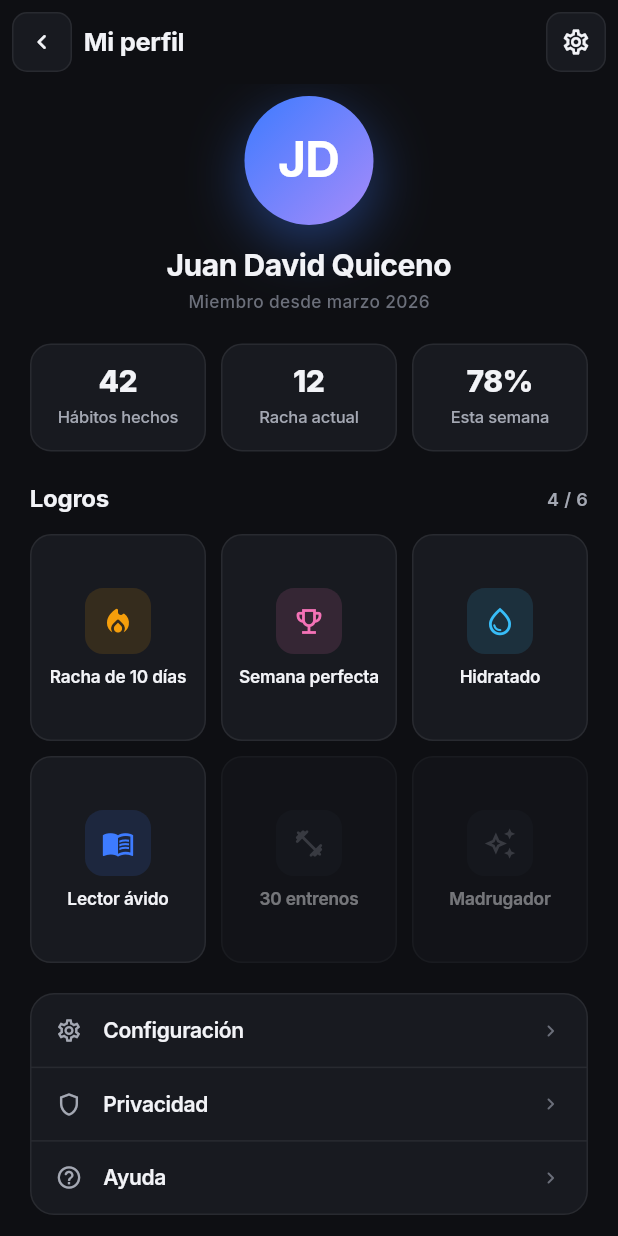
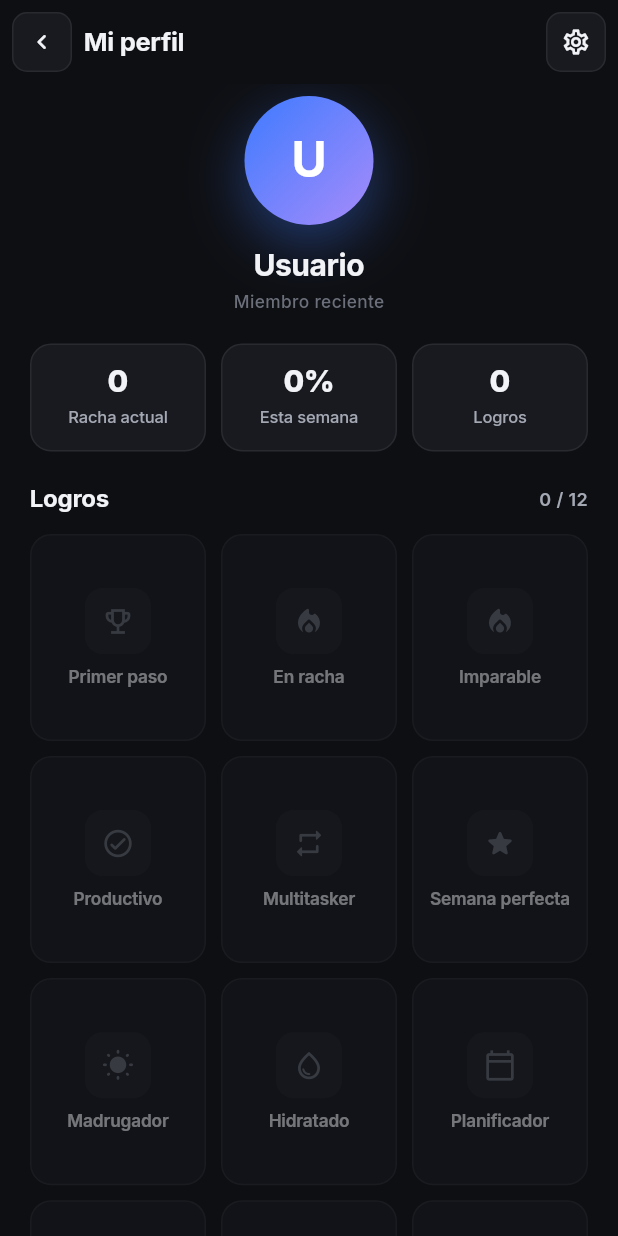
Before and after one commit to omarhernandezrey/dayflow, a Flutter app: the ProfileScreen screen opened directly, on a phone screen of 412 x 824 dp. Run offline on Flutter 3.47's test engine with Material 3 defaults, Android fonts, the phone set to English and light mode, and no system bars; our stand-ins replace confetti, csv, dartz, equatable, fl_chart, flutter_animate and 11 more; missing offline and left inert: extension_google_sign_in_as_googleapis_auth, googleapis, home_widget, local_auth_android, local_auth_darwin; accounts and stored records are empty.

Commit message:
fix: profile_screen usa datos reales en vez de datos mock
- StatelessWidget → ConsumerWidget para acceder a providers
- Nombre, iniciales y fecha de registro desde authStateProvider con select()
- Racha diaria desde globalStreakProvider
- Porcentaje semanal desde weeklyStatsProvider
- Logros desde achievementsProvider con iconos dinámicos por key
- Eliminado _Achievement hardcodeado y datos falsos (JD, Juan David, 42, 12, 78%)
- Agregado mapeo _achievementIcon consistente con achievements_screen

```diff
--- a/lib/features/more/profile_screen.dart
+++ b/lib/features/more/profile_screen.dart
@@ -1,27 +1,33 @@
 import 'package:flutter/material.dart';
+import 'package:flutter_riverpod/flutter_riverpod.dart';
+
 import '../../core/theme/app_colors.dart';
 import '../../core/theme/app_dimensions.dart';
 import '../../core/theme/app_typography.dart';
+import '../../domain/entities/achievement.dart';
+import '../../domain/entities/weekly_stats.dart';
+import '../../presentation/providers/achievements_provider.dart';
+import '../../presentation/providers/auth_provider.dart';
+import '../../presentation/providers/habits_provider.dart';
+import '../../presentation/providers/stats_provider.dart';
 import '../../shared/widgets/df_app_bar.dart';
 
-class ProfileScreen extends StatelessWidget {
+class ProfileScreen extends ConsumerWidget {
   const ProfileScreen({super.key});
 
-  static const _achievements = [
-    _Achievement(Icons.local_fire_department_rounded, 'Racha de 10 días', AppColors.catPersonal, true),
-    _Achievement(Icons.emoji_events_outlined, 'Semana perfecta', Color(0xFFF472B6), true),
-    _Achievement(Icons.water_drop_outlined, 'Hidratado', Color(0xFF38BDF8), true),
-    _Achievement(Icons.menu_book_outlined, 'Lector ávido', AppColors.catAcademic, true),
-    _Achievement(Icons.fitness_center_rounded, '30 entrenos', AppColors.catHealth, false),
-    _Achievement(Icons.auto_awesome_outlined, 'Madrugador', Color(0xFFFBBF24), false),
-  ];
+  @override
+  Widget build(BuildContext context, WidgetRef ref) {
+    final userName = ref.watch(authStateProvider.select((v) => v.valueOrNull?.name ?? 'Usuario'));
+    final userInitials = ref.watch(authStateProvider.select((v) => v.valueOrNull?.initials ?? 'U'));
+    final createdAt = ref.watch(authStateProvider.select((v) => v.valueOrNull?.createdAt));
 
-  @override
-  Widget build(BuildContext context) {
+    final streakAsync = ref.watch(globalStreakProvider);
+    final weeklyStatsAsync = ref.watch(weeklyStatsProvider);
+    final achievementsAsync = ref.watch(achievementsProvider);
+
     return Scaffold(
       backgroundColor: AppColors.bg,
-      appBar: const DFAppBar(
-          title: 'Mi perfil', showBack: true, showSettings: true),
+      appBar: const DFAppBar(title: 'Mi perfil', showBack: true, showSettings: true),
       body: ListView(
         padding: const EdgeInsets.fromLTRB(
           AppDimensions.s5,
@@ -30,7 +36,6 @@ class ProfileScreen extends StatelessWidget {
           AppDimensions.s6,
         ),
         children: [
-          // Avatar
           Center(
             child: Column(
               children: [
@@ -53,7 +58,7 @@ class ProfileScreen extends StatelessWidget {
                     ],
                   ),
                   alignment: Alignment.center,
-                  child: Text('JD',
+                  child: Text(userInitials,
                       style: AppTypography.inter(
                         fontSize: 32,
                         fontWeight: FontWeight.w700,
@@ -62,14 +67,15 @@ class ProfileScreen extends StatelessWidget {
                       )),
                 ),
                 const SizedBox(height: AppDimensions.s3),
-                Text('Juan David Quiceno',
+                Text(userName,
                     style: AppTypography.inter(
                       fontSize: 20,
                       fontWeight: FontWeight.w700,
                       letterSpacing: -0.3,
                     )),
                 const SizedBox(height: 2),
-                Text('Miembro desde marzo 2026',
+                Text(
+                    createdAt != null ? 'Miembro desde ${_formatMemberSince(createdAt)}' : 'Miembro reciente',
                     style: AppTypography.caption),
               ],
             ),
@@ -77,20 +83,34 @@ class ProfileScreen extends StatelessWidget {
 
           const SizedBox(height: AppDimensions.s5),
 
-          // Stats strip
           Row(
-            children: const [
-              _StatTile('42', 'Hábitos hechos'),
-              SizedBox(width: AppDimensions.s2 + 2),
-              _StatTile('12', 'Racha actual'),
-              SizedBox(width: AppDimensions.s2 + 2),
-              _StatTile('78%', 'Esta semana'),
+            children: [
+              _StatTile(
+                value: '${streakAsync.valueOrNull ?? 0}',
+                label: 'Racha actual',
+              ),
+              const SizedBox(width: AppDimensions.s2 + 2),
+              _StatTile(
+                value: _formatCompletion(weeklyStatsAsync.valueOrNull),
+                label: 'Esta semana',
+              ),
+              const SizedBox(width: AppDimensions.s2 + 2),
+              _StatTile(
+                value: '${achievementsAsync.valueOrNull?.where((a) => a.isUnlocked).length ?? 0}',
+                label: 'Logros',
+              ),
             ],
           ),
 
           const SizedBox(height: AppDimensions.s5),
 
-          // Achievements header
+          achievementsAsync.when(
+            loading: () => const SizedBox.shrink(),
+            error: (_, __) => const SizedBox.shrink(),
+            data: (achievements) {
+              final unlocked = achievements.where((a) => a.isUnlocked).length;
+              return Column(
+                children: [
                   Row(
                     children: [
                       Expanded(
@@ -101,7 +121,7 @@ class ProfileScreen extends StatelessWidget {
                               letterSpacing: -0.2,
                             )),
                       ),
-              Text('4 / 6',
+                      Text('$unlocked / ${achievements.length}',
                           style: AppTypography.inter(
                             fontSize: 12,
                             fontWeight: FontWeight.w600,
@@ -110,7 +130,6 @@ class ProfileScreen extends StatelessWidget {
                     ],
                   ),
                   const SizedBox(height: AppDimensions.s3),
-
                   GridView.count(
                     shrinkWrap: true,
                     physics: const NeverScrollableScrollPhysics(),
@@ -118,9 +137,9 @@ class ProfileScreen extends StatelessWidget {
                     crossAxisSpacing: AppDimensions.s2 + 2,
                     mainAxisSpacing: AppDimensions.s2 + 2,
                     childAspectRatio: 0.85,
-            children: _achievements.map((a) {
+                    children: achievements.map((a) {
                       return Opacity(
-                opacity: a.unlocked ? 1.0 : 0.45,
+                        opacity: a.isUnlocked ? 1.0 : 0.45,
                         child: Container(
                           padding: const EdgeInsets.symmetric(
                             vertical: AppDimensions.s4 - 2,
@@ -138,15 +157,15 @@ class ProfileScreen extends StatelessWidget {
                                 width: 44,
                                 height: 44,
                                 decoration: BoxDecoration(
-                          color: a.unlocked
-                              ? a.color.withAlpha(34)
+                                  color: a.isUnlocked
+                                      ? AppColors.catPersonal.withAlpha(34)
                                       : AppColors.surface2,
                                   borderRadius:
                                       BorderRadius.circular(AppDimensions.rSm + 2),
                                 ),
-                        child: Icon(a.icon,
+                                child: Icon(_achievementIcon(a.icon),
                                     size: 22,
-                            color: a.unlocked ? a.color : AppColors.textMute),
+                                    color: a.isUnlocked ? AppColors.catPersonal : AppColors.textMute),
                               ),
                               const SizedBox(height: AppDimensions.s2),
                               Text(a.title,
@@ -164,10 +183,13 @@ class ProfileScreen extends StatelessWidget {
                       );
                     }).toList(),
                   ),
+                ],
+              );
+            },
+          ),
 
           const SizedBox(height: AppDimensions.s5),
 
-          // Settings shortcuts
           Container(
             decoration: BoxDecoration(
               color: AppColors.surface,
@@ -190,10 +212,44 @@ class ProfileScreen extends StatelessWidget {
       ),
     );
   }
+
+  String _formatMemberSince(String isoDate) {
+    try {
+      final date = DateTime.parse(isoDate);
+      const months = [
+        '', 'enero', 'febrero', 'marzo', 'abril', 'mayo', 'junio',
+        'julio', 'agosto', 'septiembre', 'octubre', 'noviembre', 'diciembre'
+      ];
+      return '${months[date.month]} ${date.year}';
+    } catch (_) {
+      return isoDate;
+    }
+  }
+
+  String _formatCompletion(WeeklyStatsEntity? stats) {
+    final pct = stats?.completionPercentage ?? 0;
+    return '${pct.toInt()}%';
+  }
+
+  IconData _achievementIcon(String key) {
+    return switch (key) {
+      'fire' => Icons.local_fire_department_rounded,
+      'task' => Icons.check_circle_outline_rounded,
+      'star' => Icons.star_rounded,
+      'sun' => Icons.wb_sunny_rounded,
+      'water' => Icons.water_drop_outlined,
+      'calendar' => Icons.calendar_today_outlined,
+      'trophy' => Icons.emoji_events_outlined,
+      'crown' => Icons.workspace_premium_outlined,
+      'backup' => Icons.backup_outlined,
+      'habit' => Icons.repeat_rounded,
+      _ => Icons.emoji_events_outlined,
+    };
+  }
 }
 
 class _StatTile extends StatelessWidget {
-  const _StatTile(this.value, this.label);
+  const _StatTile({required this.value, required this.label});
   final String value;
   final String label;
 
@@ -272,11 +328,3 @@ class _ShortcutTile extends StatelessWidget {
     );
   }
 }
-
-class _Achievement {
-  const _Achievement(this.icon, this.title, this.color, this.unlocked);
-  final IconData icon;
-  final String title;
-  final Color color;
-  final bool unlocked;
-}
```
Lines whose indentation alone changed are shown as unchanged.
